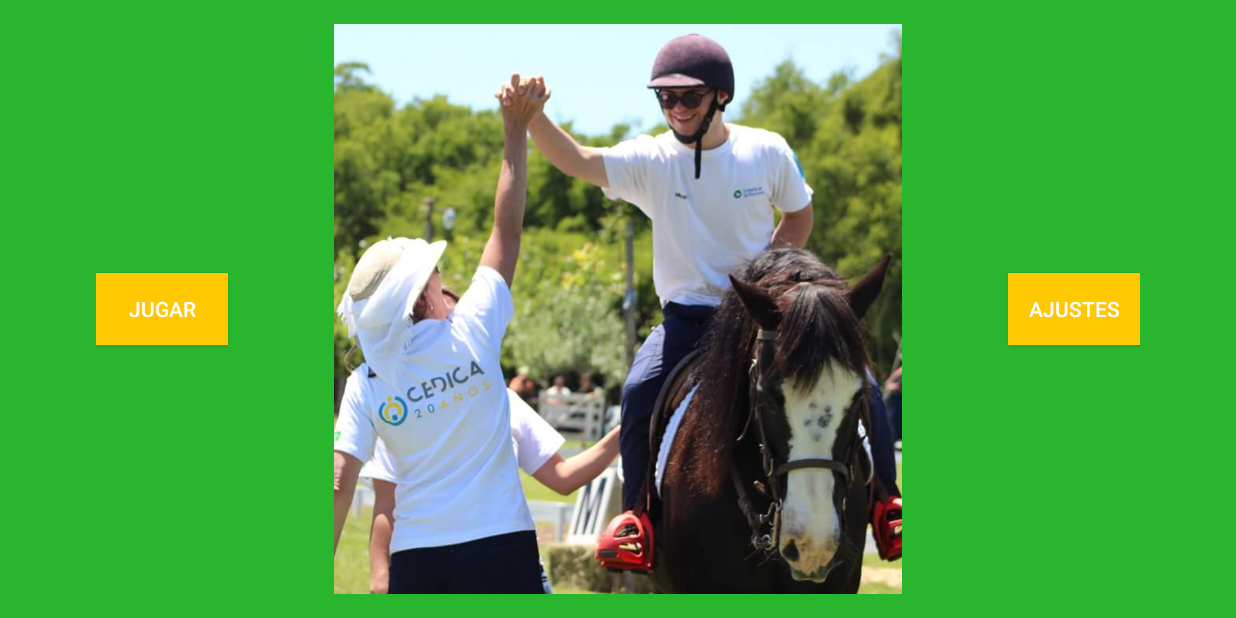
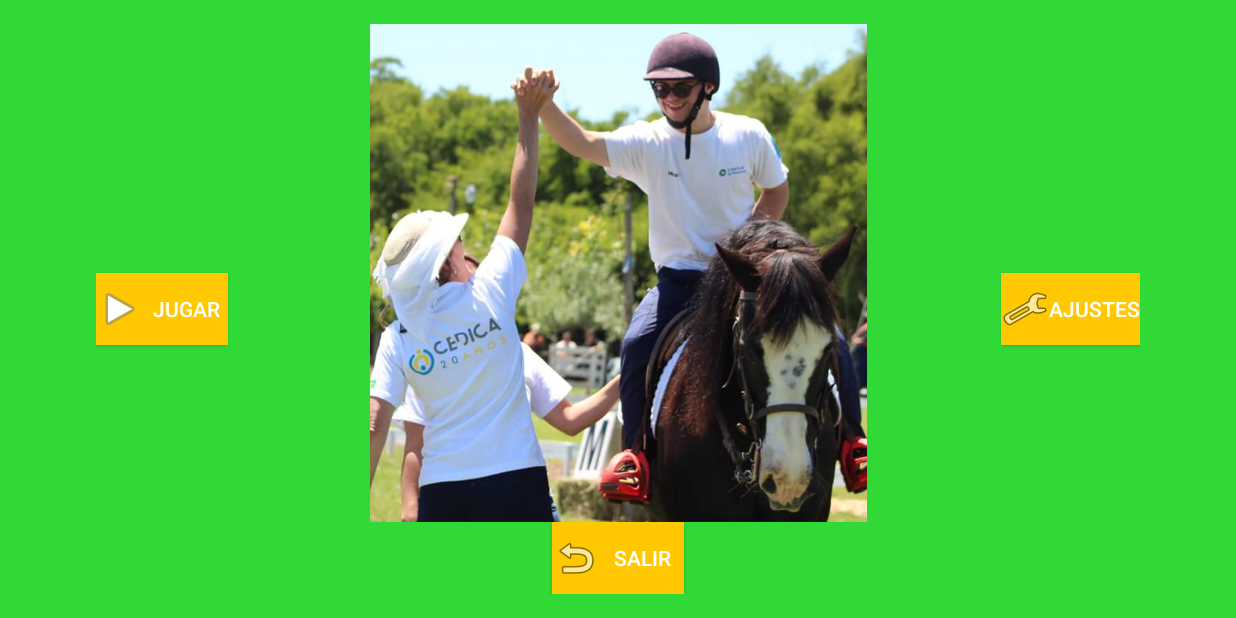
Before and after one commit to miguel-alejandro-castillo-2015/Memoria, an Android app: the screen it shows after launch (FirstActivity), on a phone screen of 824 x 412 dp (held sideways). Run offline under Robolectric (Android 15) with nearby library versions, the phone set to English and light mode, and no system bars.

Commit message:
Cambios en la interfaz

```diff
--- a/app/src/main/java/com/example/usuario/memoria/FirstActivity.java
+++ b/app/src/main/java/com/example/usuario/memoria/FirstActivity.java
@@ -29,5 +29,14 @@ public class FirstActivity extends AppCompatActivity {
                 startActivity(new Intent(getApplicationContext(), Preferences.class));
             }
         });
+
+        Button boton3 = (Button) findViewById(R.id.button3);
+
+        boton3.setOnClickListener(new View.OnClickListener(){
+            @Override
+            public void onClick(View v){
+                 finish();
+            }
+        });
     }
 }
--- a/app/src/main/res/layout/activity_first.xml
+++ b/app/src/main/res/layout/activity_first.xml
@@ -15,12 +15,13 @@
     <ImageView
         app:srcCompat="@drawable/imagen_principal"
         android:id="@+id/imageView"
-        android:layout_height="match_parent"
         android:background="@color/colorPrimaryDark"
         android:layout_width="match_parent"
         android:layout_alignParentTop="true"
         android:layout_alignParentStart="true"
-        android:scaleType="centerInside" />
+        android:scaleType="centerInside"
+        android:layout_height="match_parent"
+        android:layout_above="@+id/button3" />
 
     <Button
         android:text="Ajustes"
@@ -31,7 +32,8 @@
         style="@style/Widget.AppCompat.Button.Colored"
         android:layout_alignBaseline="@+id/button"
         android:layout_alignBottom="@+id/button"
-        android:layout_alignParentEnd="true" />
+        android:layout_alignParentEnd="true"
+        android:drawableLeft="@android:drawable/ic_menu_preferences" />
 
     <Button
         android:text="Jugar"
@@ -41,5 +43,17 @@
         style="@style/Widget.AppCompat.Button.Colored"
         android:background="@color/colorBoton"
         android:layout_centerVertical="true"
-        android:layout_alignParentStart="true" />
+        android:layout_alignParentStart="true"
+        android:drawableLeft="@android:drawable/ic_media_play" />
+
+    <Button
+        android:text="Salir"
+        android:layout_width="wrap_content"
+        android:layout_height="wrap_content"
+        android:layout_alignParentBottom="true"
+        android:layout_centerHorizontal="true"
+        android:id="@+id/button3"
+        android:background="@color/colorBoton"
+        android:textAppearance="@android:style/TextAppearance.Material.Widget.Button.Colored"
+        android:drawableLeft="@android:drawable/ic_menu_revert" />
 </RelativeLayout>
--- a/app/src/main/res/layout/activity_main.xml
+++ b/app/src/main/res/layout/activity_main.xml
@@ -16,8 +16,8 @@
         <android.support.v7.widget.Toolbar
             android:id="@+id/toolbar"
             android:layout_width="match_parent"
-            android:layout_height="?attr/actionBarSize"
-            android:background="?attr/colorPrimary"
+            android:layout_height="wrap_content"
+            android:background="@color/colorPrimaryDark"
             app:popupTheme="@style/AppTheme.PopupOverlay" />
 
     </android.support.design.widget.AppBarLayout>
--- a/app/src/main/res/layout/content_nivel.xml
+++ b/app/src/main/res/layout/content_nivel.xml
@@ -12,21 +12,21 @@
     app:layout_behavior="@string/appbar_scrolling_view_behavior"
     android:orientation="vertical"
     tools:context="com.example.usuario.memoria.MainActivity"
-    tools:showIn="@layout/activity_main"
-    android:background="@color/colorFondo">
+    tools:showIn="@layout/activity_main">
 
     <ProgressBar
         style="?android:attr/progressBarStyleHorizontal"
         android:layout_width="match_parent"
         android:layout_height="wrap_content"
         android:id="@+id/progress_bar"
+
         />
 
     <LinearLayout
         android:layout_width="match_parent"
         android:orientation="horizontal"
         android:weightSum="1"
-        android:layout_height="135dp">
+        android:layout_height="150dp">
 
         <TextView
             android:textAlignment="center"
--- a/app/src/main/res/values/colors.xml
+++ b/app/src/main/res/values/colors.xml
@@ -1,8 +1,9 @@
 <?xml version="1.0" encoding="utf-8"?>
 <resources>
     <color name="colorPrimary">#FF795548</color>
-    <color name="colorPrimaryDark">#FF2AB52F</color>
+    <color name="colorPrimaryDark">#30d936</color>
     <color name="colorAccent">#35beb3</color>
     <color name="colorBoton">#ffc801</color>
     <color name="colorFondo">#0d4aa6</color>
+    <color name="colorBarra">#FFFFF71E</color>
 </resources>
--- a/app/src/main/res/values/strings.xml
+++ b/app/src/main/res/values/strings.xml
@@ -4,6 +4,7 @@
     <string name="descripcion">Memoria( nivel:experto )</string>
     <string name="label">Pepe</string>
     <string name="titulo_ajustes">Ajustes</string>
+    <string name="titulo_salir">Salir del nivel</string>
 
 
     <!-- Strings related to Settings -->
```
Also changed, not shown: app/src/main/java/com/example/usuario/memoria/MainActivity.java (+17 -2 lines), app/src/main/res/menu/menu_main.xml (+8 -1 lines), app/src/main/res/xml/preferences.xml (+8 -4 lines).
